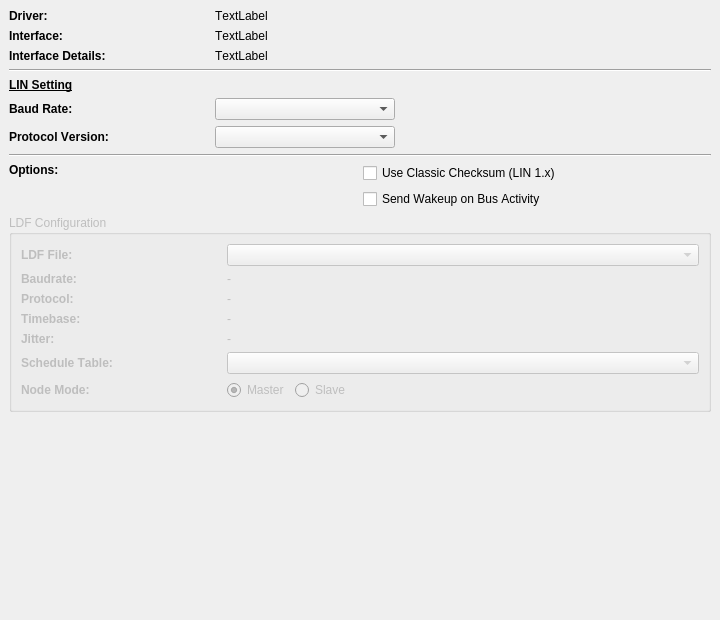
First picture: the form in src/driver/GenericLinSetupPage.ui, repository NightHawk32/CANgaroo, before the edit.
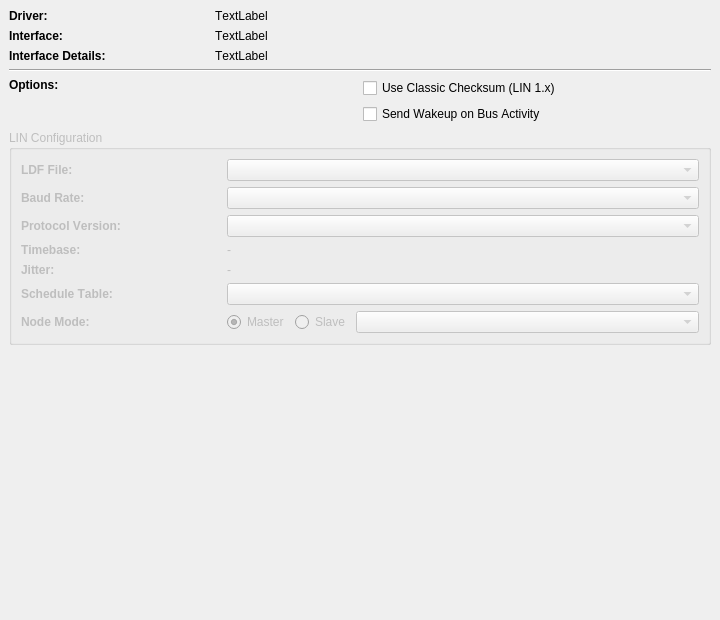
Second picture: the form after the edit.

Patch:
```diff
--- a/src/driver/GenericLinSetupPage.ui
+++ b/src/driver/GenericLinSetupPage.ui
@@ -117,102 +117,6 @@
      </property>
     </widget>
    </item>
-   <item>
-    <widget class="QLabel" name="label_15">
-     <property name="font">
-      <font>
-       <bold>true</bold>
-       <underline>true</underline>
-       <kerning>false</kerning>
-      </font>
-     </property>
-     <property name="text">
-      <string>LIN Setting</string>
-     </property>
-    </widget>
-   </item>
-   <item>
-    <layout class="QGridLayout" name="linSettingGrid">
-     <item row="0" column="0">
-      <widget class="QLabel" name="label_7">
-       <property name="minimumSize">
-        <size>
-         <width>200</width>
-         <height>0</height>
-        </size>
-       </property>
-       <property name="font">
-        <font>
-         <bold>true</bold>
-         <kerning>false</kerning>
-        </font>
-       </property>
-       <property name="text">
-        <string>Baud Rate:</string>
-       </property>
-      </widget>
-     </item>
-     <item row="0" column="1">
-      <widget class="QComboBox" name="cbBaudrate">
-       <property name="minimumSize">
-        <size>
-         <width>180</width>
-         <height>0</height>
-        </size>
-       </property>
-       <property name="maximumSize">
-        <size>
-         <width>200</width>
-         <height>16777215</height>
-        </size>
-       </property>
-      </widget>
-     </item>
-     <item row="0" column="2">
-      <spacer>
-       <property name="orientation">
-        <enum>Qt::Horizontal</enum>
-       </property>
-       <property name="sizeHint" stdset="0">
-        <size>
-         <width>40</width>
-         <height>20</height>
-        </size>
-       </property>
-      </spacer>
-     </item>
-     <item row="1" column="0">
-      <widget class="QLabel" name="label_8">
-       <property name="font">
-        <font>
-         <bold>true</bold>
-         <kerning>false</kerning>
-        </font>
-       </property>
-       <property name="text">
-        <string>Protocol Version:</string>
-       </property>
-      </widget>
-     </item>
-     <item row="1" column="1">
-      <widget class="QComboBox" name="cbProtocolVersion">
-       <property name="maximumSize">
-        <size>
-         <width>200</width>
-         <height>16777215</height>
-        </size>
-       </property>
-      </widget>
-     </item>
-    </layout>
-   </item>
-   <item>
-    <widget class="Line" name="line_2">
-     <property name="orientation">
-      <enum>Qt::Horizontal</enum>
-     </property>
-    </widget>
-   </item>
    <item>
     <layout class="QGridLayout" name="optionsGrid">
      <item row="0" column="0">
@@ -263,7 +167,7 @@
       <bool>false</bool>
      </property>
      <property name="title">
-      <string>LDF Configuration</string>
+      <string>LIN Configuration</string>
      </property>
      <layout class="QGridLayout" name="ldfGrid">
       <item row="0" column="0">
@@ -296,7 +200,7 @@
        </widget>
       </item>
       <item row="1" column="0">
-       <widget class="QLabel" name="laLdfBaudrateLabel">
+       <widget class="QLabel" name="label_7">
         <property name="font">
          <font>
           <bold>true</bold>
@@ -304,25 +208,22 @@
          </font>
         </property>
         <property name="text">
-         <string>Baudrate:</string>
+         <string>Baud Rate:</string>
         </property>
        </widget>
       </item>
       <item row="1" column="1">
-       <widget class="QLabel" name="laLdfBaudrate">
+       <widget class="QComboBox" name="cbBaudrate">
         <property name="sizePolicy">
-         <sizepolicy hsizetype="Expanding" vsizetype="Preferred">
+         <sizepolicy hsizetype="Expanding" vsizetype="Fixed">
           <horstretch>1</horstretch>
           <verstretch>0</verstretch>
          </sizepolicy>
         </property>
-        <property name="text">
-         <string>-</string>
-        </property>
        </widget>
       </item>
       <item row="2" column="0">
-       <widget class="QLabel" name="laLdfProtocolLabel">
+       <widget class="QLabel" name="label_8">
         <property name="font">
          <font>
           <bold>true</bold>
@@ -330,21 +231,18 @@
          </font>
         </property>
         <property name="text">
-         <string>Protocol:</string>
+         <string>Protocol Version:</string>
         </property>
        </widget>
       </item>
       <item row="2" column="1">
-       <widget class="QLabel" name="laLdfProtocol">
+       <widget class="QComboBox" name="cbProtocolVersion">
         <property name="sizePolicy">
-         <sizepolicy hsizetype="Expanding" vsizetype="Preferred">
+         <sizepolicy hsizetype="Expanding" vsizetype="Fixed">
           <horstretch>1</horstretch>
           <verstretch>0</verstretch>
          </sizepolicy>
         </property>
-        <property name="text">
-         <string>-</string>
-        </property>
        </widget>
       </item>
       <item row="3" column="0">
@@ -439,17 +337,17 @@
          </widget>
         </item>
         <item>
-         <spacer>
-          <property name="orientation">
-           <enum>Qt::Horizontal</enum>
+         <widget class="QComboBox" name="cbSlaveNode">
+          <property name="enabled">
+           <bool>false</bool>
           </property>
-          <property name="sizeHint" stdset="0">
-           <size>
-            <width>40</width>
-            <height>20</height>
-           </size>
+          <property name="sizePolicy">
+           <sizepolicy hsizetype="Expanding" vsizetype="Fixed">
+            <horstretch>1</horstretch>
+            <verstretch>0</verstretch>
+           </sizepolicy>
           </property>
-         </spacer>
+         </widget>
         </item>
        </layout>
       </item>
```
Left out of the diff: 32 changed lines with no effect on the pictures.
